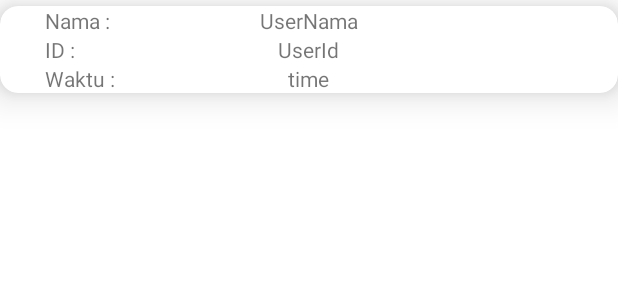
After one commit to salamoposo/FingerAccess, an Android app: the layout userhistory.xml on its own in the app's theme, with its tools: preview values and no code run, on a phone screen of 412 x 824 dp. The commit adds this screen. Shown: the top 300 px of the screen. Run offline under Robolectric (Android 15) with nearby library versions, the phone set to English and light mode, and no system bars.

Commit message:
update history belum ada time

```diff
--- a/app/src/main/res/layout/activity_main.xml
+++ b/app/src/main/res/layout/activity_main.xml
@@ -23,6 +23,7 @@
                 android:layout_height="wrap_content"
                 android:orientation="horizontal">
                 <ImageView
+                    android:id="@+id/history"
                     android:layout_width="50dp"
                     android:layout_height="40dp"
                     android:layout_marginEnd="4dp"
--- /dev/null
+++ b/app/src/main/res/layout/userhistory.xml
@@ -0,0 +1,66 @@
+<?xml version="1.0" encoding="utf-8"?>
+<androidx.cardview.widget.CardView xmlns:android="http://schemas.android.com/apk/res/android"
+    android:layout_width="match_parent"
+    android:layout_height="wrap_content"
+    android:layout_marginTop="4dp"
+    xmlns:app="http://schemas.android.com/apk/res-auto"
+    app:cardCornerRadius="12dp"
+    app:cardElevation="15dp">
+
+    <LinearLayout
+        android:layout_width="match_parent"
+        android:layout_height="wrap_content"
+        android:orientation="vertical">
+        <RelativeLayout
+            android:layout_width="match_parent"
+            android:layout_height="wrap_content"
+            android:orientation="horizontal">
+            <TextView
+                android:layout_width="wrap_content"
+                android:layout_height="wrap_content"
+                android:layout_marginStart="30dp"
+                android:text="Nama :"/>
+            <TextView
+                android:id="@+id/namahistory"
+                android:layout_width="wrap_content"
+                android:layout_height="wrap_content"
+                android:text="UserNama"
+                android:layout_centerHorizontal="true"
+                android:layout_marginStart="50dp"/>
+        </RelativeLayout>
+
+        <RelativeLayout
+            android:layout_width="match_parent"
+            android:layout_height="wrap_content"
+            android:orientation="horizontal">
+            <TextView
+                android:layout_width="wrap_content"
+                android:layout_height="wrap_content"
+                android:layout_marginStart="30dp"
+                android:text="ID :"/>
+            <TextView
+                android:id="@+id/idhistory"
+                android:layout_width="wrap_content"
+                android:layout_height="wrap_content"
+                android:text="UserId"
+                android:layout_centerHorizontal="true"/>
+        </RelativeLayout>
+
+        <RelativeLayout
+            android:layout_width="match_parent"
+            android:layout_height="wrap_content">
+            <TextView
+                android:layout_width="wrap_content"
+                android:layout_height="wrap_content"
+                android:text="Waktu :"
+                android:layout_marginStart="30dp"/>
+            <TextView
+                android:id="@+id/waktuhistory"
+                android:layout_width="wrap_content"
+                android:layout_height="wrap_content"
+                android:text="time"
+                android:layout_centerHorizontal="true"/>
+        </RelativeLayout>
+    </LinearLayout>
+
+</androidx.cardview.widget.CardView>
```
Also changed, not shown: app/src/main/AndroidManifest.xml (+7 -0 lines), app/src/main/java/com/example/fingeraccess/HistoryActivity.java (added, +62 -0 lines), app/src/main/java/com/example/fingeraccess/MainActivity.java (+10 -2 lines), app/src/main/java/com/example/fingeraccess/MyAdapter.java (added, +51 -0 lines), app/src/main/res/layout/activity_history.xml (added, +26 -0 lines).
